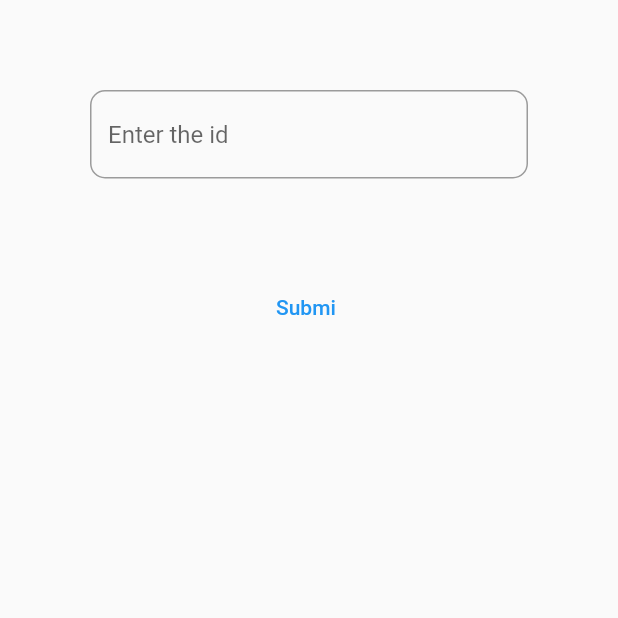
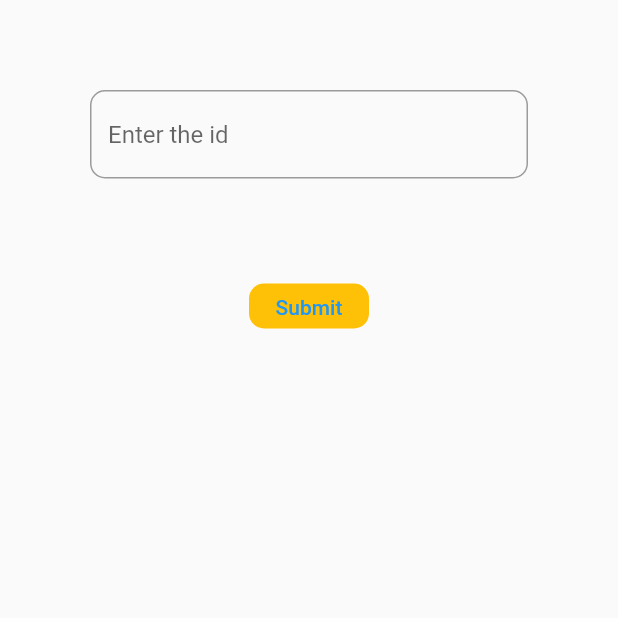
Before and after one commit to OpuBanik1/smart_s_test, a Flutter app: the BlogUpdate screen opened directly, on a phone screen of 412 x 824 dp, the top half of it. Run offline on Flutter 3.47's test engine with Material 2 defaults, Android fonts, the light colour scheme and no system bars; our stand-ins replace fluttertoast, modal_progress_hud_nsn, shared_preferences; accounts and stored records are empty; network calls fail.

Commit message:
bit changed ui

```diff
--- a/lib/admin/blog/blog_list.dart
+++ b/lib/admin/blog/blog_list.dart
@@ -41,6 +41,8 @@ class _BlogListState extends State<BlogList> {
         centerTitle: true,
       ),
       body: Container(
+        height: double.infinity,
+        width: double.infinity,
         padding: EdgeInsets.all(10),
         child: SingleChildScrollView(
           child: Column(
@@ -115,8 +117,9 @@ class _BlogListState extends State<BlogList> {
                     ),
                   ),
                   Positioned(
-                      bottom: 10,
+                      top: 100,
                       left: 10,
+                      child: Container(
                         child: Row(
                           mainAxisAlignment: MainAxisAlignment.spaceEvenly,
                           children: [
@@ -133,6 +136,7 @@ class _BlogListState extends State<BlogList> {
                                 },
                                 icon: Icon(Icons.delete))
                           ],
+                        ),
                       ))
                 ],
               ),
--- a/lib/admin/blog/blog_update.dart
+++ b/lib/admin/blog/blog_update.dart
@@ -29,9 +29,9 @@ class BlogUpdate extends StatelessWidget {
             ),
             Container(
               height: 30,
-              width: 60,
-              decoration:
-                  BoxDecoration(borderRadius: BorderRadius.circular(10)),
+              width: 80,
+              decoration: BoxDecoration(
+                  color: Colors.amber, borderRadius: BorderRadius.circular(10)),
               child: TextButton(
                 onPressed: () {
                   CusttomHttp.update(idController);
--- a/lib/auth/custtom_http.dart
+++ b/lib/auth/custtom_http.dart
@@ -7,6 +7,7 @@ import 'package:smart_s_test/constant/constant.dart';
 import 'package:smart_s_test/model/blog_model.dart';
 
 class CusttomHttp {
+  //Future<Map<String,String>>getHeadersWithToken(){}
   static getHeadersWithToken() async {
     SharedPreferences sharedPreferences = await SharedPreferences.getInstance();
     var header = {
```
Also changed, not shown: lib/auth/login_page.dart (+5 -3 lines). Lines whose indentation alone changed are shown as unchanged.
